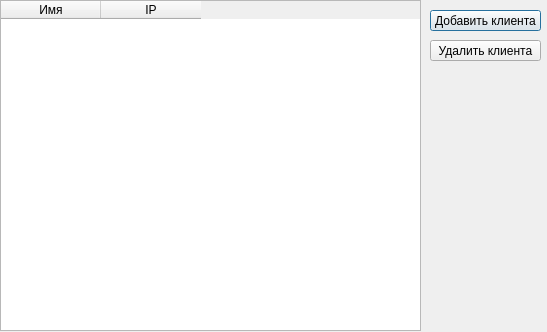
DVorotilkin/TaskManager, file TaskManager/Forms/exportsrttings.ui: the form before one commit.
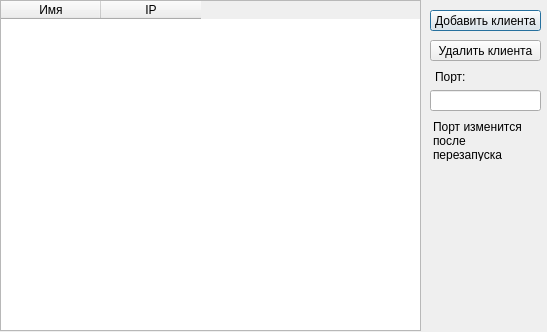
The form after the commit.

```diff
--- a/TaskManager/Forms/exportsrttings.ui
+++ b/TaskManager/Forms/exportsrttings.ui
@@ -59,6 +59,51 @@
     <string>Удалить клиента</string>
    </property>
   </widget>
+  <widget class="QLabel" name="label">
+   <property name="geometry">
+    <rect>
+     <x>435</x>
+     <y>70</y>
+     <width>47</width>
+     <height>13</height>
+    </rect>
+   </property>
+   <property name="text">
+    <string>Порт:</string>
+   </property>
+  </widget>
+  <widget class="QLineEdit" name="portEdit">
+   <property name="geometry">
+    <rect>
+     <x>430</x>
+     <y>90</y>
+     <width>111</width>
+     <height>21</height>
+    </rect>
+   </property>
+  </widget>
+  <widget class="QLabel" name="label_2">
+   <property name="geometry">
+    <rect>
+     <x>433</x>
+     <y>120</y>
+     <width>101</width>
+     <height>41</height>
+    </rect>
+   </property>
+   <property name="text">
+    <string>&lt;html&gt;&lt;head/&gt;&lt;body&gt;&lt;p&gt;Порт изменится после перезапуска программы&lt;/p&gt;&lt;/body&gt;&lt;/html&gt;</string>
+   </property>
+   <property name="textFormat">
+    <enum>Qt::AutoText</enum>
+   </property>
+   <property name="scaledContents">
+    <bool>true</bool>
+   </property>
+   <property name="wordWrap">
+    <bool>true</bool>
+   </property>
+  </widget>
  </widget>
  <resources/>
  <connections/>
```
